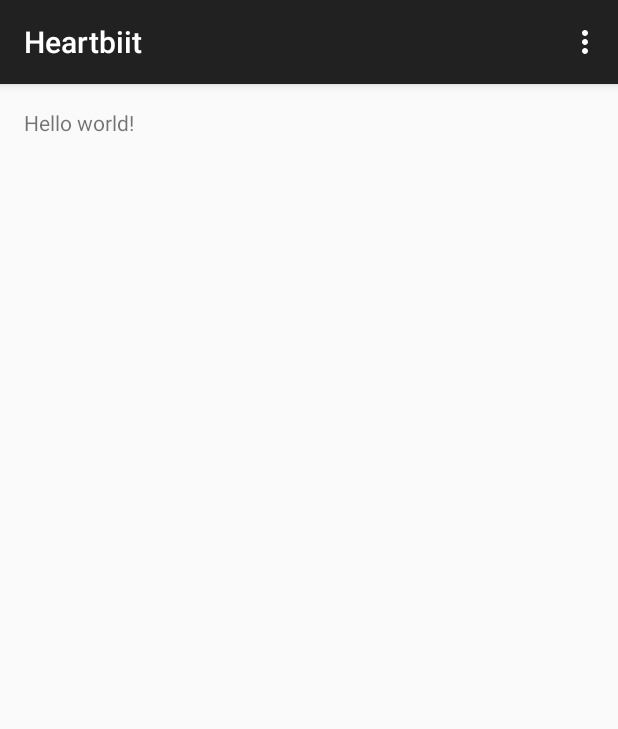
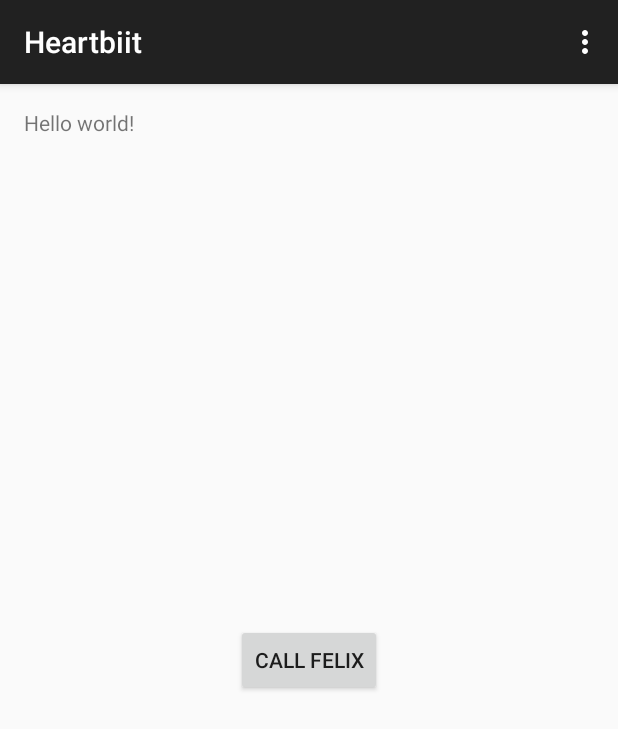
Before and after one commit to shuxu94/Heartbiit, an Android app: the screen it shows after launch (MainActivity), on a phone screen of 412 x 824 dp. Shown: the top 729 px of the screen. Run offline under Robolectric (Android 15) with nearby library versions, the phone set to English and light mode, and no system bars.

Commit message:
calling stuff done

```diff
--- a/app/src/main/AndroidManifest.xml
+++ b/app/src/main/AndroidManifest.xml
@@ -1,6 +1,8 @@
 <?xml version="1.0" encoding="utf-8"?>
 <manifest xmlns:android="http://schemas.android.com/apk/res/android"
     package="com.heartbiit.group2.heartbiit" >
+
+    <uses-permission android:name="android.permission.CALL_PHONE" />
 
     <application
         android:allowBackup="true"
@@ -16,6 +18,7 @@
                 <category android:name="android.intent.category.LAUNCHER" />
             </intent-filter>
         </activity>
+
     </application>
 
 </manifest>
--- a/app/src/main/res/layout/activity_main.xml
+++ b/app/src/main/res/layout/activity_main.xml
@@ -8,4 +8,13 @@
     <TextView android:text="@string/hello_world" android:layout_width="wrap_content"
         android:layout_height="wrap_content" />
 
+    <Button
+        android:layout_width="wrap_content"
+        android:layout_height="wrap_content"
+        android:text="Call Felix"
+        android:id="@+id/button"
+        android:layout_centerVertical="true"
+        android:layout_centerHorizontal="true"
+        android:onClick="callButton"/>
+
 </RelativeLayout>
```
Also changed, not shown: app/src/main/java/com/heartbiit/group2/heartbiit/AnomHeart.java (added, +54 -0 lines), app/src/main/java/com/heartbiit/group2/heartbiit/MainActivity.java (+10 -1 lines), 2 other files.
